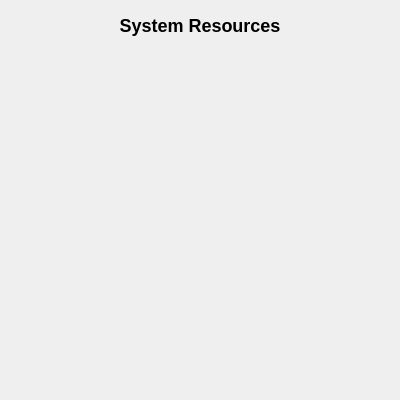
First picture: the form in src/airunner/components/home_stage/gui/widgets/templates/system_resources_panel.ui, repository Capsize-Games/airunner, before the edit.
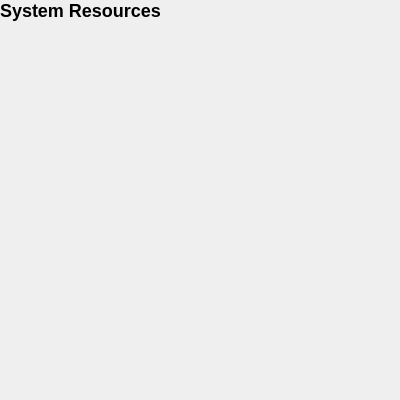
Second picture: the form after the edit.

Commit message: documents: drag/drop & folder support, move knowledge-base panel into Documents, reorganize Kiwix ZIM layout, remove local progress bar; improve indexing flow and error handling, show UI feedback on failures; delete now removes files from disk and DB

Patch:
```diff
--- a/src/airunner/components/home_stage/gui/widgets/templates/system_resources_panel.ui
+++ b/src/airunner/components/home_stage/gui/widgets/templates/system_resources_panel.ui
@@ -18,45 +18,45 @@
     <number>10</number>
    </property>
    <property name="leftMargin">
-    <number>15</number>
+    <number>0</number>
    </property>
    <property name="topMargin">
-    <number>15</number>
+    <number>0</number>
    </property>
    <property name="rightMargin">
-    <number>15</number>
+    <number>0</number>
    </property>
    <property name="bottomMargin">
-    <number>15</number>
+    <number>0</number>
    </property>
    <item>
     <widget class="QLabel" name="title_label">
+     <property name="styleSheet">
+      <string notr="true">font-size: 18px; font-weight: bold;</string>
+     </property>
      <property name="text">
       <string>System Resources</string>
      </property>
      <property name="alignment">
-      <set>Qt::AlignCenter</set>
-     </property>
-     <property name="styleSheet">
-      <string notr="true">font-size: 18px; font-weight: bold;</string>
+      <set>Qt::AlignmentFlag::AlignLeading|Qt::AlignmentFlag::AlignLeft|Qt::AlignmentFlag::AlignVCenter</set>
      </property>
     </widget>
    </item>
    <item>
     <widget class="QScrollArea" name="devices_scroll_area">
+     <property name="frameShape">
+      <enum>QFrame::Shape::NoFrame</enum>
+     </property>
      <property name="widgetResizable">
       <bool>true</bool>
      </property>
-     <property name="frameShape">
-      <enum>QFrame::NoFrame</enum>
-     </property>
      <widget class="QWidget" name="scrollAreaWidgetContents">
       <property name="geometry">
        <rect>
         <x>0</x>
         <y>0</y>
-        <width>368</width>
-        <height>346</height>
+        <width>400</width>
+        <height>368</height>
        </rect>
       </property>
      </widget>
```
The commit also changes 14 other files.
